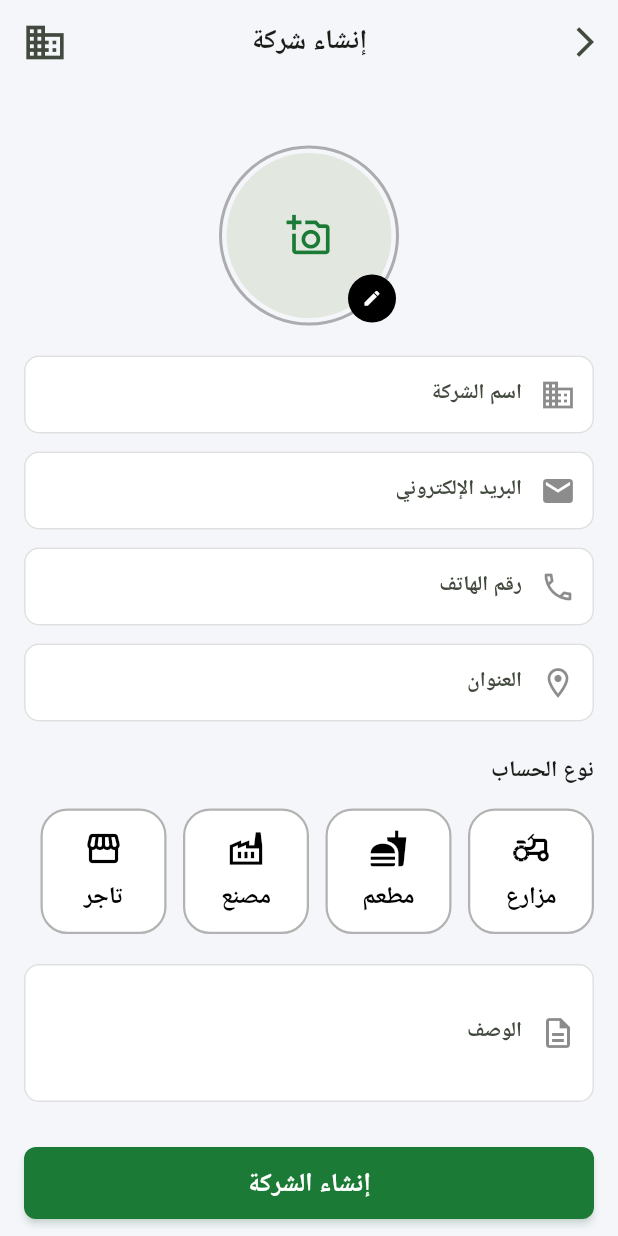
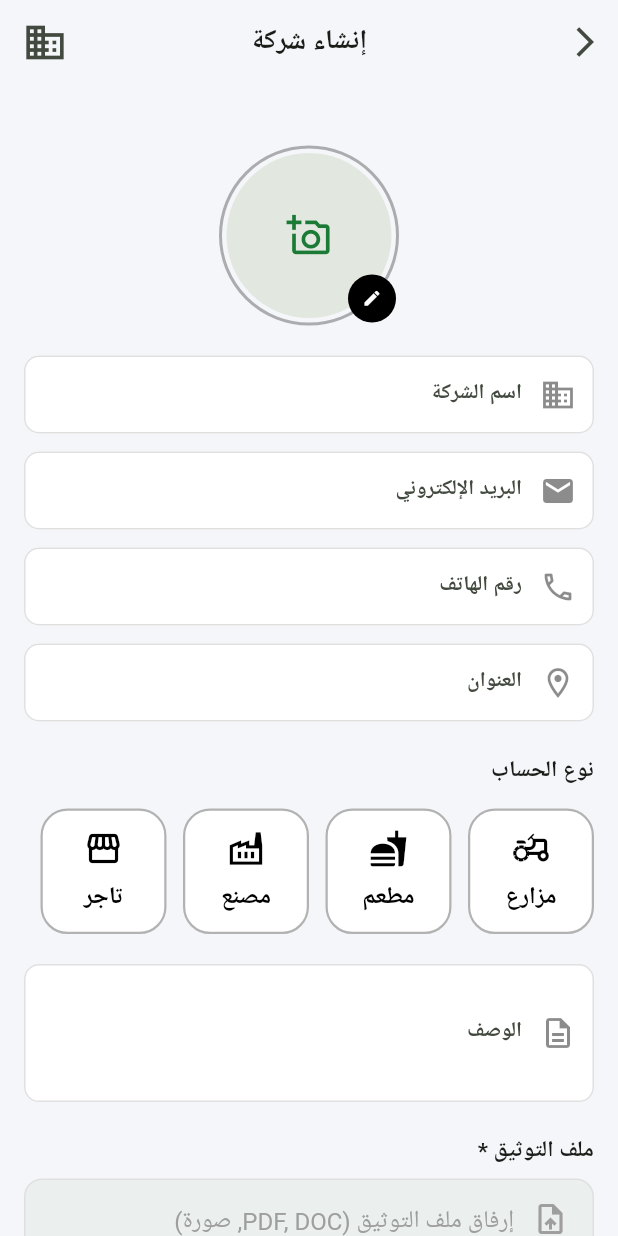
Before and after one commit to AntonMorkos19/Root2Route, a Flutter app: the AddOrganizationScreen screen opened directly, on a phone screen of 412 x 824 dp. Run offline on Flutter 3.47's test engine with Material 3 defaults, Android fonts, the phone set to English and light mode, and no system bars; our stand-ins replace dio, file_picker, firebase_core, firebase_messaging, flutter_bloc, flutter_screenutil and 5 more; missing offline and left inert: signalr_netcore; accounts and stored records are empty; network calls fail.

Commit message:
feat: add organization management functionality including data models, API integration, and creation screen with file upload support

```diff
--- a/lib/models/organization_model.dart
+++ b/lib/models/organization_model.dart
@@ -6,6 +6,7 @@ class OrganizationModel {
   final String? contactEmail;
   final String? contactPhone;
   final String? logoUrl;
+  final String? complianceFileUrl;
   final int type;
 
   OrganizationModel({
@@ -16,6 +17,7 @@ class OrganizationModel {
     this.contactEmail,
     this.contactPhone,
     this.logoUrl,
+    this.complianceFileUrl,
     required this.type,
   });
 
@@ -34,6 +36,7 @@ class OrganizationModel {
       contactEmail: json['contactEmail']?.toString() ?? json['ContactEmail']?.toString(),
       contactPhone: json['contactPhone']?.toString() ?? json['ContactPhone']?.toString(),
       logoUrl: json['logoUrl']?.toString() ?? json['LogoUrl']?.toString(),
+      complianceFileUrl: json['complianceFileUrl']?.toString() ?? json['ComplianceFileUrl']?.toString(),
        type: int.tryParse(json['type']?.toString() ?? json['Type']?.toString() ?? '0') ?? 0,
     );
   }
@@ -47,6 +50,7 @@ class OrganizationModel {
       "contactEmail": contactEmail,
       "contactPhone": contactPhone,
       "logoUrl": logoUrl,
+      "complianceFileUrl": complianceFileUrl,
       "type": type,
     };
   }
--- a/lib/screens/Organizations/add_organization_screen.dart
+++ b/lib/screens/Organizations/add_organization_screen.dart
@@ -1,5 +1,7 @@
+import 'dart:io';
 import 'dart:ui';
 import 'dart:typed_data';
+import 'package:file_picker/file_picker.dart';
 import 'package:flutter/material.dart';
 import 'package:flutter_screenutil/flutter_screenutil.dart';
 import 'package:image_picker/image_picker.dart';
@@ -41,6 +43,11 @@ class _AddOrganizationScreenState extends State<AddOrganizationScreen> {
   final ApiService _api = ApiService();
   bool _isLoading = false;
 
+  // Compliance file state
+  File? _complianceFile;
+  String? _complianceFileName;
+  bool _complianceError = false;
+
   Future<void> _pickImage() async {
     if (_isLoading) return;
 
@@ -52,6 +59,23 @@ class _AddOrganizationScreenState extends State<AddOrganizationScreen> {
       setState(() {
         _image = pickedFile;
         _imageBytes = bytes;
+      });
+    }
+  }
+
+  Future<void> _pickComplianceFile() async {
+    if (_isLoading) return;
+
+    final result = await FilePicker.platform.pickFiles(
+      type: FileType.custom,
+      allowedExtensions: ['pdf', 'doc', 'docx', 'png', 'jpg', 'jpeg'],
+    );
+
+    if (result != null && result.files.single.path != null) {
+      setState(() {
+        _complianceFile = File(result.files.single.path!);
+        _complianceFileName = result.files.single.name;
+        _complianceError = false;
       });
     }
   }
@@ -95,6 +119,11 @@ class _AddOrganizationScreenState extends State<AddOrganizationScreen> {
       return;
     }
 
+    if (_complianceFile == null) {
+      setState(() => _complianceError = true);
+      return;
+    }
+
     setState(() => _isLoading = true);
     QuickAlert.show(
       context: context,
@@ -107,11 +136,12 @@ class _AddOrganizationScreenState extends State<AddOrganizationScreen> {
     try {
       final result = await _api.createOrganization(
         name: nameController.text.trim(),
+        type: _getOrganizationTypeValue(selectedType!),
+        complianceFile: _complianceFile!,
         description: descriptionController.text.trim(),
         address: addressController.text.trim(),
         contactEmail: emailController.text.trim(),
         contactPhone: phoneController.text.trim(),
-        type: _getOrganizationTypeValue(selectedType!),
         logo: _image,
       );
 
@@ -370,6 +400,107 @@ class _AddOrganizationScreenState extends State<AddOrganizationScreen> {
                   validator: (val) => AppValidators.validateRequired(val, 'الوصف'),
                 ),
 
+                const SizedBox(height: 20),
+
+                // ── Compliance File Picker ──────────────────────────
+                Align(
+                  alignment: Alignment.centerRight,
+                  child: Text(
+                    'ملف التوثيق *',
+                    style: TextStyle(
+                      fontWeight: FontWeight.w600,
+                      color: Theme.of(context).textTheme.titleSmall?.color,
+                    ),
+                  ),
+                ),
+                const SizedBox(height: 8),
+                GestureDetector(
+                  onTap: _pickComplianceFile,
+                  child: Container(
+                    width: double.infinity,
+                    padding: const EdgeInsets.symmetric(
+                      horizontal: 16,
+                      vertical: 14,
+                    ),
+                    decoration: BoxDecoration(
+                      color: _complianceFile != null
+                          ? AppColors.primary.withOpacity(0.06)
+                          : Theme.of(context)
+                              .colorScheme
+                              .surfaceContainerHighest
+                              .withOpacity(0.5),
+                      borderRadius: BorderRadius.circular(12),
+                      border: Border.all(
+                        color: _complianceError
+                            ? Colors.red
+                            : _complianceFile != null
+                                ? AppColors.primary.withOpacity(0.4)
+                                : Colors.grey.shade300,
+                        width: _complianceError ? 1.5 : 1,
+                      ),
+                    ),
+                    child: Row(
+                      children: [
+                        Icon(
+                          _complianceFile != null
+                              ? Icons.check_circle
+                              : Icons.upload_file_outlined,
+                          color: _complianceFile != null
+                              ? AppColors.primary
+                              : Colors.grey.shade500,
+                          size: 24,
+                        ),
+                        const SizedBox(width: 12),
+                        Expanded(
+                          child: Text(
+                            _complianceFileName ?? 'إرفاق ملف التوثيق (PDF, DOC, صورة)',
+                            style: TextStyle(
+                              fontSize: 14.sp,
+                              color: _complianceFile != null
+                                  ? Theme.of(context)
+                                      .textTheme
+                                      .bodyLarge
+                                      ?.color
+                                  : Colors.grey.shade500,
+                              fontWeight: _complianceFile != null
+                                  ? FontWeight.w500
+                                  : FontWeight.normal,
+                            ),
+                            maxLines: 1,
+                            overflow: TextOverflow.ellipsis,
+                          ),
+                        ),
+                        if (_complianceFile != null)
+                          GestureDetector(
+                            onTap: () {
+                              setState(() {
+                                _complianceFile = null;
+                                _complianceFileName = null;
+                              });
+                            },
+                            child: Icon(
+                              Icons.close,
+                              size: 20,
+                              color: Colors.grey.shade500,
+                            ),
+                          ),
+                      ],
+                    ),
+                  ),
+                ),
+                if (_complianceError)
+                  Padding(
+                    padding: const EdgeInsets.only(top: 6, right: 4),
+                    child: Text(
+                      'يجب إرفاق ملف توثيق الشركة',
+                      style: TextStyle(
+                        color: Colors.red.shade700,
+                        fontSize: 12.sp,
+                      ),
+                    ),
+                  ),
+                // ────────────────────────────────────────────────────
+
                 const SizedBox(height: 30),
 
                 CustomButton(
--- a/lib/screens/Organizations/manage_organizations_screen.dart
+++ b/lib/screens/Organizations/manage_organizations_screen.dart
@@ -204,6 +204,7 @@ class _ManageOrganizationsScreenState extends State<ManageOrganizationsScreen> {
             );
           },
         ),
+        floatingActionButtonLocation: FloatingActionButtonLocation.startFloat,
         floatingActionButton: FloatingActionButton(
           backgroundColor: AppColors.primary,
           child: const Icon(Icons.add, color: Colors.white),
--- a/pubspec.yaml
+++ b/pubspec.yaml
@@ -49,6 +49,7 @@ dependencies:
   intl: ^0.20.2
   firebase_core: ^4.10.0
   firebase_messaging: ^16.3.0
+  file_picker: ^8.0.0
 
 dev_dependencies:
   flutter_test:
```
Also changed, not shown: lib/services/api.dart (+26 -17 lines), pubspec.lock, 1 other file.
